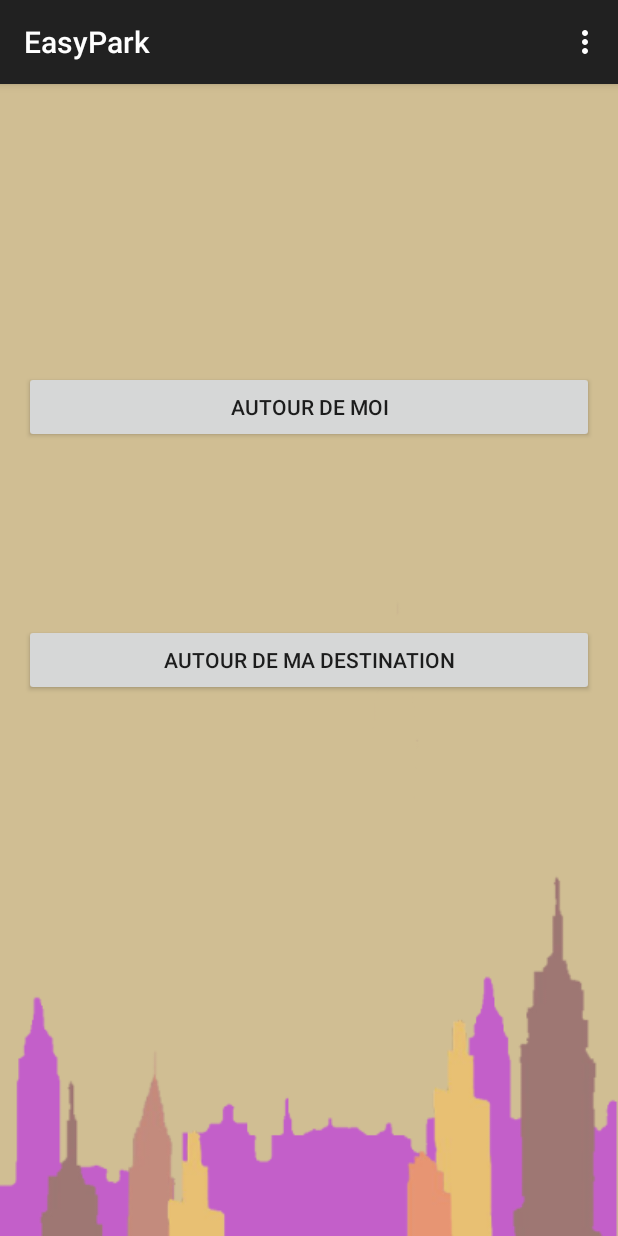
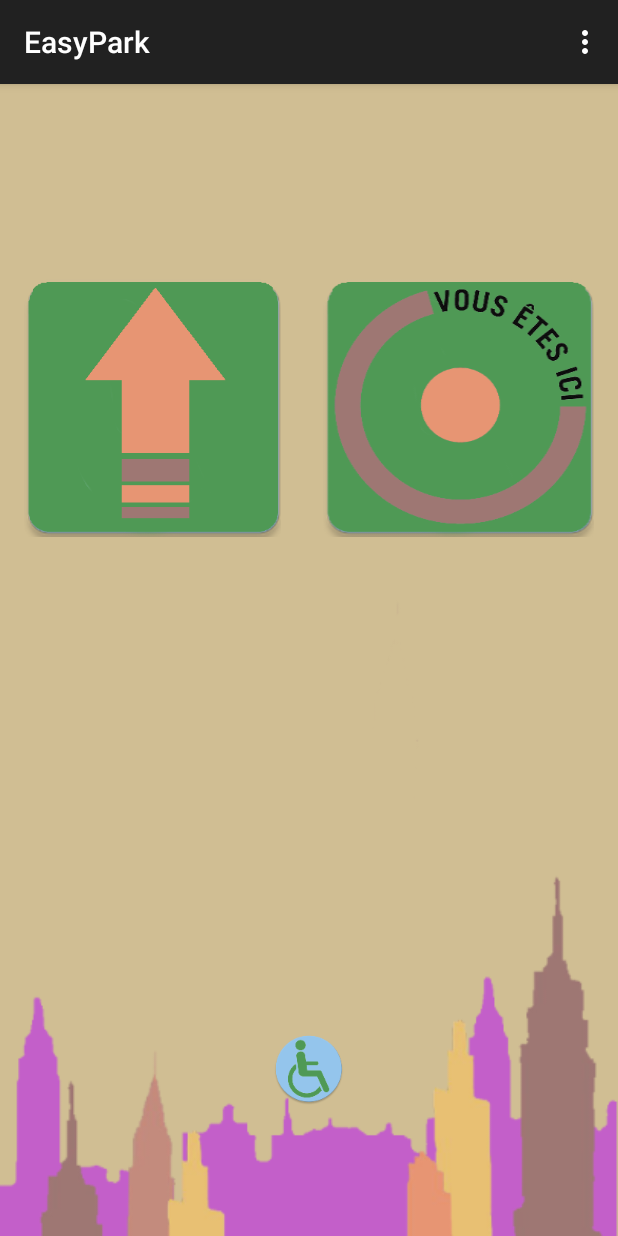
Before and after one commit to mathieupassenaud/robocorp2-CarPark, an Android app: the screen it shows after launch (AccueilActivity), on a phone screen of 412 x 824 dp. Run offline under Robolectric (Android 15) with nearby library versions, the phone set to English and light mode, and no system bars; 4 statements that could not run were skipped.

Commit message:
Refonte design IHM

```diff
--- a/android/EasyPark/app/src/main/res/layout/activity_accueil.xml
+++ b/android/EasyPark/app/src/main/res/layout/activity_accueil.xml
@@ -15,27 +15,38 @@
         android:layout_alignParentRight="true"
         android:layout_alignParentEnd="true">
 
-        <Button
+
+        <ImageButton
             android:layout_width="wrap_content"
             android:layout_height="wrap_content"
-            android:text="Autour de moi"
-            android:id="@+id/butAutourMoi"
-            android:layout_alignParentTop="true"
-            android:layout_marginTop="175dp"
-            android:layout_alignParentLeft="true"
-            android:layout_alignParentStart="true"
-            android:layout_alignParentRight="true"
-            android:layout_alignParentEnd="true" />
+            android:id="@+id/imageButton"
+            android:background="@mipmap/pmr"
+            android:layout_alignParentBottom="true"
+            android:layout_centerHorizontal="true"
+            android:layout_marginBottom="71dp" />
 
-        <Button
+        <ImageButton
             android:layout_width="wrap_content"
             android:layout_height="wrap_content"
-            android:text="Autour de ma destination"
             android:id="@+id/butAutourDesti"
-            android:layout_centerVertical="true"
+            android:background="@mipmap/pictoautourdemoi"
+            android:layout_alignParentRight="true"
+            android:layout_alignParentEnd="true"
+            android:layout_alignParentTop="true"
+            android:layout_alignLeft="@+id/imageButton"
+            android:layout_alignStart="@+id/imageButton"
+            android:layout_marginLeft="33dp"
+            android:layout_marginStart="33dp"
+            android:layout_marginTop="114dp" />
+
+        <ImageButton
+            android:layout_width="wrap_content"
+            android:layout_height="wrap_content"
+            android:id="@+id/butAutourMoi"
+            android:background="@mipmap/pictodestination"
+            android:layout_alignTop="@+id/butAutourDesti"
             android:layout_alignParentLeft="true"
-            android:layout_alignParentStart="true"
-            android:layout_alignParentRight="true"
-            android:layout_alignParentEnd="true" />
+            android:layout_alignParentStart="true" />
+
     </RelativeLayout>
 </RelativeLayout>
```
Also changed, not shown: android/EasyPark/app/src/main/res/mipmap-xxxhdpi/pictoautourdemoi.png (added), android/EasyPark/app/src/main/res/mipmap-xxxhdpi/pictodestination.png (added), android/EasyPark/app/src/main/res/mipmap-xxxhdpi/pmr.png (added).
